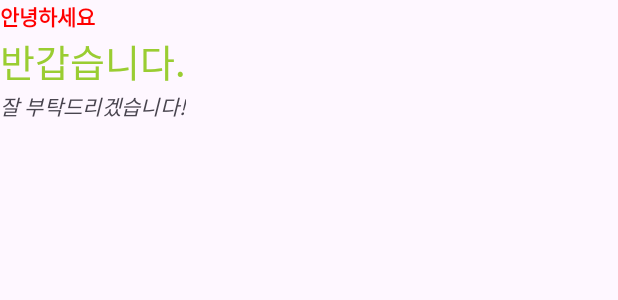
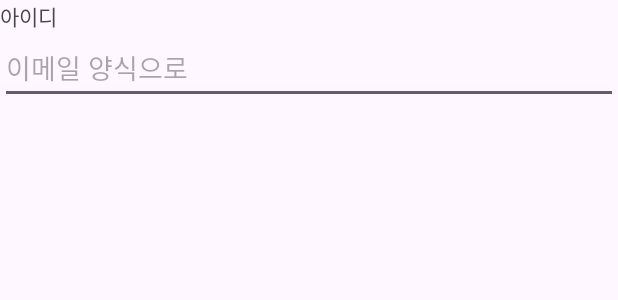
Before and after one commit to rollriera/MyFirstAndroidApp_rollriera, an Android app: the layout activity_main.xml on its own in the app's theme, with its tools: preview values and no code run, on a phone screen of 412 x 824 dp. Shown: the top 300 px of the screen. Run offline under Robolectric (Android 15) with nearby library versions, the phone set to English and light mode, and no system bars.

Commit message:
아이디 입력 칸 생성 = hint / inputType 속성 입력

```diff
--- a/app/src/main/res/layout/activity_main.xml
+++ b/app/src/main/res/layout/activity_main.xml
@@ -4,33 +4,18 @@
     xmlns:tools="http://schemas.android.com/tools"
     android:layout_width="match_parent"
     android:layout_height="match_parent"
+    android:orientation="vertical"
     tools:context=".MainActivity">
 
-    <LinearLayout
+    <TextView
+        android:layout_width="wrap_content"
+        android:layout_height="wrap_content"
+        android:text="아이디" />
+
+    <EditText
         android:layout_width="match_parent"
-        android:layout_height="match_parent"
-        android:orientation="vertical">
-
-        <TextView
-            android:layout_width="wrap_content"
-            android:layout_height="wrap_content"
-            android:text="안녕하세요"
-            android:textColor="#FF0000"
-            android:textStyle="bold"/>
-
-        <TextView
-            android:layout_width="wrap_content"
-            android:layout_height="wrap_content"
-            android:text="반갑습니다."
-            android:textColor="#9ACD32"
-            android:textSize="25sp"/>
-
-        <TextView
-            android:layout_width="wrap_content"
-            android:layout_height="wrap_content"
-            android:text="잘 부탁드리겠습니다!"
-            android:textStyle="italic"/>
-
-    </LinearLayout>
+        android:layout_height="wrap_content"
+        android:hint="이메일 양식으로 "
+        android:inputType="textEmailAddress"/>
 
 </LinearLayout>
```
